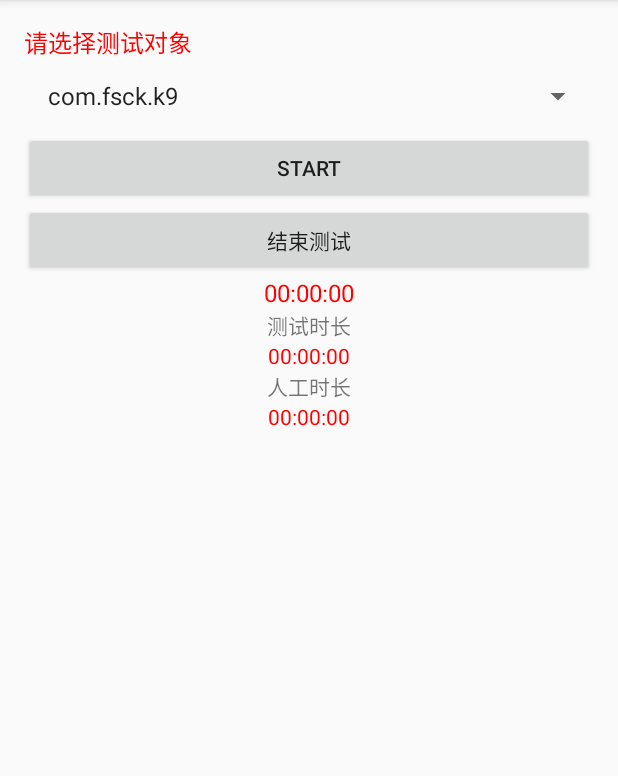
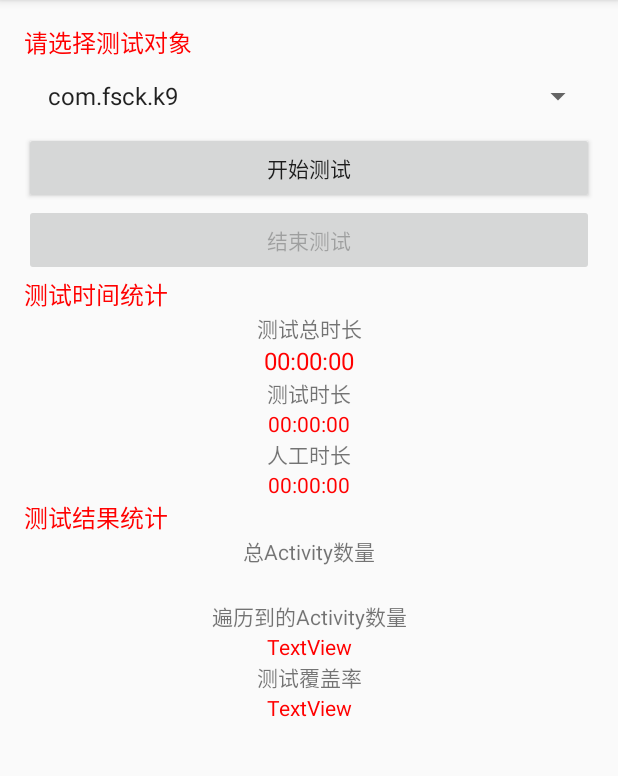
Before and after one commit to icsnju/xdroid, an Android app: the XMonkeyActivity screen opened directly, with no data from a screen before it, on a phone screen of 412 x 824 dp, the part 84-860 px from its top. Run offline under Robolectric (Android 15) with nearby library versions, the light colour scheme and no system bars; libraries missing offline, so code that uses them is left out: de.robv.android.

Commit message:
add activity coverage ui

```diff
--- a/app/src/main/java/com/nata/xdroid/Utils/ActivityUtil.java
+++ b/app/src/main/java/com/nata/xdroid/Utils/ActivityUtil.java
@@ -17,12 +17,14 @@ import static de.robv.android.xposed.XposedBridge.log;
 public class ActivityUtil {
     public static ArrayList<String> getActivities(Context ctx, String packageName) {
         PackageManager pm = ctx.getPackageManager();
-        PackageInfo info = null;
+        PackageInfo info;
         try {
             info = pm.getPackageInfo(packageName, PackageManager.GET_ACTIVITIES);
         } catch (PackageManager.NameNotFoundException e) {
             e.printStackTrace();
+            return null;
         }
+
         ActivityInfo[] list = info.activities;
         ArrayList<String>acts = new ArrayList<>();
         if(list!= null) {
--- a/app/src/main/java/com/nata/xdroid/ui/SettinigsActivity.java
+++ b/app/src/main/java/com/nata/xdroid/ui/SettinigsActivity.java
@@ -19,6 +19,7 @@ import com.nata.xdroid.services.TestService;
 import com.nata.xdroid.utils.FormatUtil;
 import com.nata.xdroid.utils.NetWorkUtils;
 
+import java.util.HashSet;
 import java.util.List;
 
 public class SettinigsActivity extends AppCompatActivity {
@@ -118,7 +119,8 @@ public class SettinigsActivity extends AppCompatActivity {
             boolean isNetWork = NetWorkUtils.isNetworkConnected(context);
             SharedPreferences sp = prefMgr.getSharedPreferences();
             sp.edit().putBoolean("network",isNetWork)
-                     .putBoolean("test_mode", false)
+                     .putBoolean("test_mode", true)
+                     .putStringSet("cov_acts",new HashSet<String>())
                      .apply();
 
 
--- a/app/src/main/java/com/nata/xdroid/ui/XMonkeyActivity.java
+++ b/app/src/main/java/com/nata/xdroid/ui/XMonkeyActivity.java
@@ -15,14 +15,18 @@ import android.widget.TextView;
 import android.widget.Toast;
 
 import com.nata.xdroid.R;
+import com.nata.xdroid.notices.ToastNotifier;
 import com.nata.xdroid.services.CountDownTimerListener;
 import com.nata.xdroid.services.CountDownTimerService;
 import com.nata.xdroid.services.CountDownTimerUtil;
+import com.nata.xdroid.utils.ActivityUtil;
 import com.nata.xdroid.utils.AppUtil;
 
 import java.util.ArrayList;
 import java.util.Arrays;
+import java.util.HashSet;
 import java.util.List;
+import java.util.Set;
 
 import static com.nata.xdroid.utils.FormatUtil.formateTimer;
 
@@ -33,6 +37,11 @@ public class XMonkeyActivity extends AppCompatActivity implements View.OnClickLi
     private TextView tvServiceTime;
     private TextView tvManual;
     private TextView tvTest;
+
+    private TextView tvAct;
+    private TextView tvCovAct;
+    private TextView tvCov;
+
     private Spinner spPackage;
 
     private CountDownTimerService countDownTimerService;
@@ -77,6 +86,9 @@ public class XMonkeyActivity extends AppCompatActivity implements View.OnClickLi
                             btnServiceStart.setText(R.string.start);
                             spPackage.setEnabled(false);
                             this.startActivity(this.getPackageManager().getLaunchIntentForPackage(targetPackage));
+                            initActivityCoverage();
+                            btnServiceStop.setEnabled(true);
+                            btnServiceStart.setEnabled(false);
                         } else {
                             Toast.makeText(this,"该应用还没有安装",Toast.LENGTH_SHORT).show();
                         }
@@ -95,9 +107,12 @@ public class XMonkeyActivity extends AppCompatActivity implements View.OnClickLi
                 btnServiceStart.setText(R.string.start);
                 countDownTimerService.stopCountDown();
                 spPackage.setEnabled(true);
+                btnServiceStop.setEnabled(false);
+                collectActivityCoverage();
                 break;
         }
     }
+
 
     private Handler mHandler = new Handler() {
 
@@ -127,9 +142,12 @@ public class XMonkeyActivity extends AppCompatActivity implements View.OnClickLi
         btnServiceStop = (Button) findViewById(R.id.btn_stop);
         tvServiceTime = (TextView) findViewById(R.id.tv_time);
         spPackage = (Spinner) findViewById(R.id.spPakcage);
+        tvAct = (TextView) findViewById(R.id.tv_act);
+        tvCovAct = (TextView) findViewById(R.id.tv_cov_act);
+        tvCov = (TextView)findViewById(R.id.tv_cov);
+        btnServiceStop.setEnabled(false);
+
         sp = this.getSharedPreferences("pref_mine", MODE_WORLD_READABLE);
-
-
         spPackage.setAdapter(new ArrayAdapter<>(this, android.R.layout.simple_list_item_1, sut));  //生成下拉列表
 
         /*添加列表选择监听器*/
@@ -171,13 +189,13 @@ public class XMonkeyActivity extends AppCompatActivity implements View.OnClickLi
     private void initServiceCountDownTimerStatus() {
         switch (countDownTimerService.getTimerStatus()) {
             case CountDownTimerUtil.PREPARE:
-                btnServiceStart.setText("START");
+                btnServiceStart.setText(R.string.start);
                 break;
             case CountDownTimerUtil.START:
-                btnServiceStart.setText("PAUSE");
+                btnServiceStart.setText(R.string.pause);
                 break;
             case CountDownTimerUtil.PASUSE:
-                btnServiceStart.setText("RESUME");
+                btnServiceStart.setText(R.string.resume);
                 break;
         }
         tvServiceTime.setText(formateTimer(countDownTimerService.getCountingTime()));
@@ -185,4 +203,21 @@ public class XMonkeyActivity extends AppCompatActivity implements View.OnClickLi
         tvTest.setText(formateTimer(countDownTimerService.getTest_timer()));
     }
 
+    private void initActivityCoverage() {
+        tvAct.setText("0");
+        tvCovAct.setText("0");
+        tvCov.setText("0");
+    }
+
+    private void collectActivityCoverage() {
+        String targetPackage = spPackage.getSelectedItem().toString();
+        List<String> actLists = ActivityUtil.getActivities(this, targetPackage);
+        tvAct.setText(actLists.size()+"");
+        Set<String> covAct = sp.getStringSet("cov_acts",new HashSet<String>());
+        tvCovAct.setText(covAct.size() +"");
+        float coverage = (float)covAct.size() /actLists.size();
+        tvCov.setText(coverage + "");
+
+    }
+
 }
--- a/app/src/main/res/layout/activity_xmonkey.xml
+++ b/app/src/main/res/layout/activity_xmonkey.xml
@@ -35,6 +35,20 @@
         android:text="@string/stop" />
 
     <TextView
+        android:layout_width="match_parent"
+        android:layout_height="wrap_content"
+        android:textColor="#ff0000"
+        android:textSize="16sp"
+        android:text="测试时间统计"
+        />
+
+    <TextView
+        android:layout_width="match_parent"
+        android:layout_height="wrap_content"
+        android:gravity="center"
+        android:text="测试总时长" />
+
+    <TextView
         android:id="@+id/tv_time"
         android:layout_width="match_parent"
         android:layout_height="wrap_content"
@@ -70,4 +84,56 @@
         android:gravity="center"
         android:text="TextView" />
 
+    <TextView
+        android:layout_width="match_parent"
+        android:layout_height="wrap_content"
+        android:textColor="#ff0000"
+        android:textSize="16sp"
+        android:text="测试结果统计"
+        />
+
+    <TextView
+        android:layout_width="match_parent"
+        android:layout_height="wrap_content"
+        android:gravity="center"
+        android:text="总Activity数量" />
+
+    <TextView
+        android:id="@+id/tv_act"
+        android:layout_width="match_parent"
+        android:layout_height="wrap_content"
+        android:gravity="center"
+        android:textColor="#ff0000"
+        android:textSize="16sp" />
+
+    <TextView
+        android:layout_width="match_parent"
+        android:layout_height="wrap_content"
+        android:gravity="center"
+        android:text="遍历到的Activity数量" />
+
+    <TextView
+        android:id="@+id/tv_cov_act"
+        android:layout_width="match_parent"
+        android:layout_height="wrap_content"
+        android:gravity="center"
+        android:textColor="#ff0000"
+        android:text="TextView" />
+
+    <TextView
+        android:layout_width="match_parent"
+        android:layout_height="wrap_content"
+        android:gravity="center"
+        android:text="测试覆盖率" />
+
+    <TextView
+        android:id="@+id/tv_cov"
+        android:layout_width="match_parent"
+        android:layout_height="wrap_content"
+        android:textColor="#ff0000"
+        android:gravity="center"
+        android:text="TextView" />
+
+
+
 </LinearLayout>
```
Also changed, not shown: app/src/main/java/com/nata/xdroid/Main.java (+8 -14 lines).
